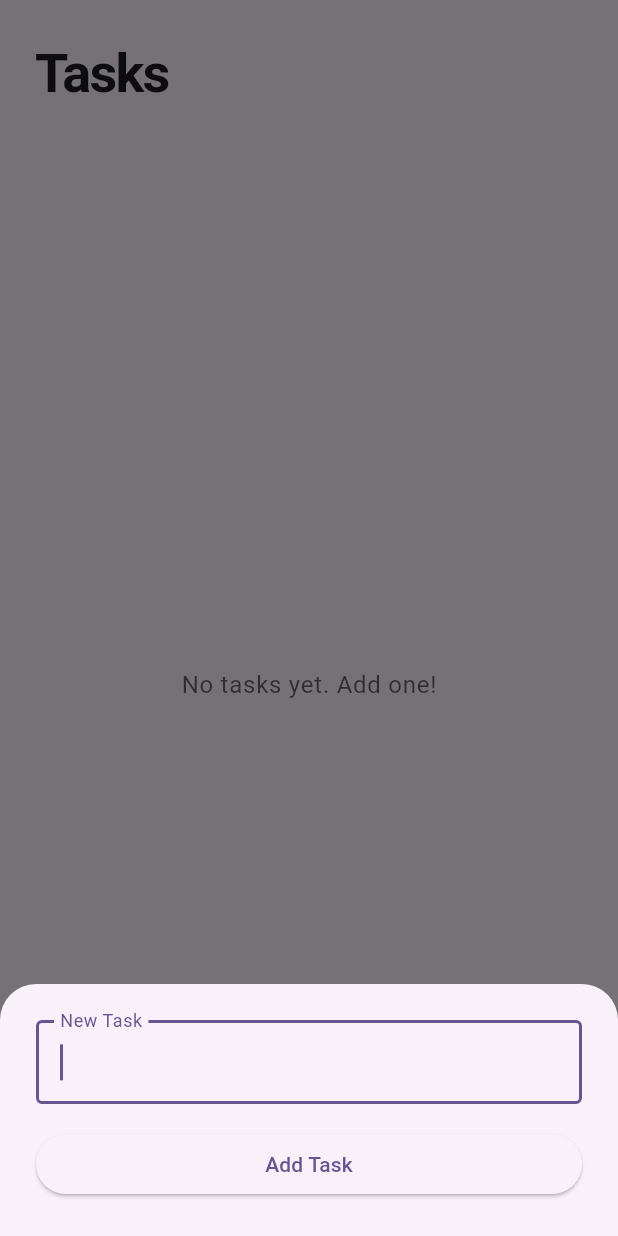
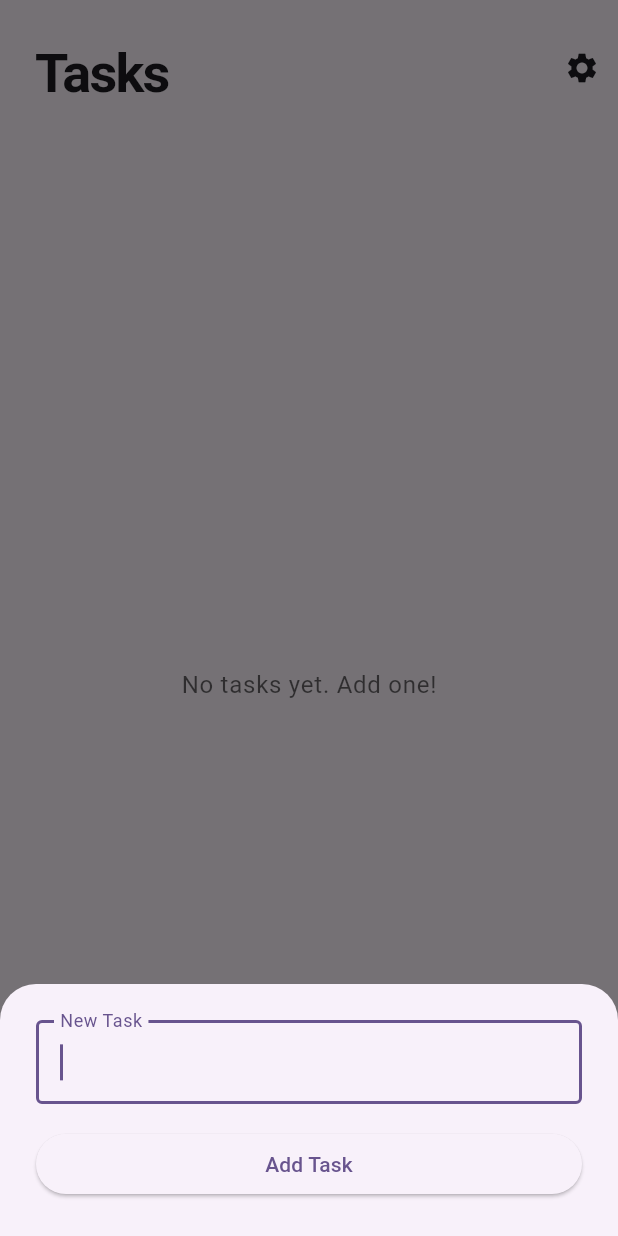
Before and after one commit to ravindra-encoresky/flutter-getx-sample, a Flutter app: the screen it shows after launch, after a tap on "Add Task", on a phone screen of 412 x 824 dp. Run offline on Flutter 3.47's test engine with Material 3 defaults, Android fonts, the phone set to English and light mode, and no system bars; our stand-ins replace get.

Commit message:
setup theme

```diff
--- a/lib/main.dart
+++ b/lib/main.dart
@@ -3,6 +3,7 @@ import 'package:get/get.dart';
 import 'bindings/todo_binding.dart';
 import 'views/home_view.dart';
 import 'views/detail_view.dart';
+import 'views/settings_view.dart';
 
 void main() {
   runApp(const MyApp());
@@ -13,17 +14,27 @@ class MyApp extends StatelessWidget {
 
   @override
   Widget build(BuildContext context) {
-    return GetMaterialApp(
+    final SettingsController settingsController = Get.put(SettingsController());
+    return Obx(() => GetMaterialApp(
       title: 'Flutter GetX Todo',
       theme: ThemeData(
         colorScheme: ColorScheme.fromSeed(seedColor: Colors.deepPurple),
+        useMaterial3: true,
+        brightness: Brightness.light,
       ),
+      darkTheme: ThemeData(
+        colorScheme: ColorScheme.fromSeed(seedColor: Colors.deepPurple, brightness: Brightness.dark),
+        useMaterial3: true,
+        brightness: Brightness.dark,
+      ),
+      themeMode: settingsController.themeMode.value,
       initialBinding: TodoBinding(),
       initialRoute: '/',
       getPages: [
         GetPage(name: '/', page: () => HomeView()),
         GetPage(name: '/detail', page: () => DetailView(index: 0)), // index will be passed via arguments
+        GetPage(name: '/settings', page: () => SettingsView()),
       ],
-    );
+    ));
   }
 }
--- a/lib/views/home_view.dart
+++ b/lib/views/home_view.dart
@@ -81,6 +81,13 @@ class HomeView extends StatelessWidget {
           ),
         ),
         centerTitle: false,
+        actions: [
+          IconButton(
+            icon: const Icon(Icons.settings),
+            tooltip: 'Settings',
+            onPressed: () => Get.toNamed('/settings'),
+          ),
+        ],
       ),
       body: Column(
         crossAxisAlignment: CrossAxisAlignment.start,
```
Also changed, not shown: lib/views/settings_view.dart (added, +56 -0 lines).
